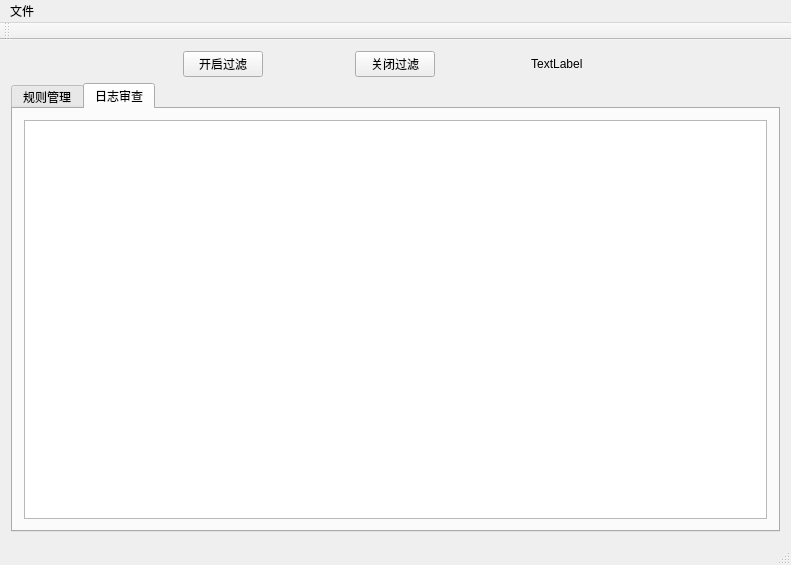
Above: user/MQTT_Filter/mainwindow.ui from aimuller/mqtt_filter before the change. Below: the same form after it.
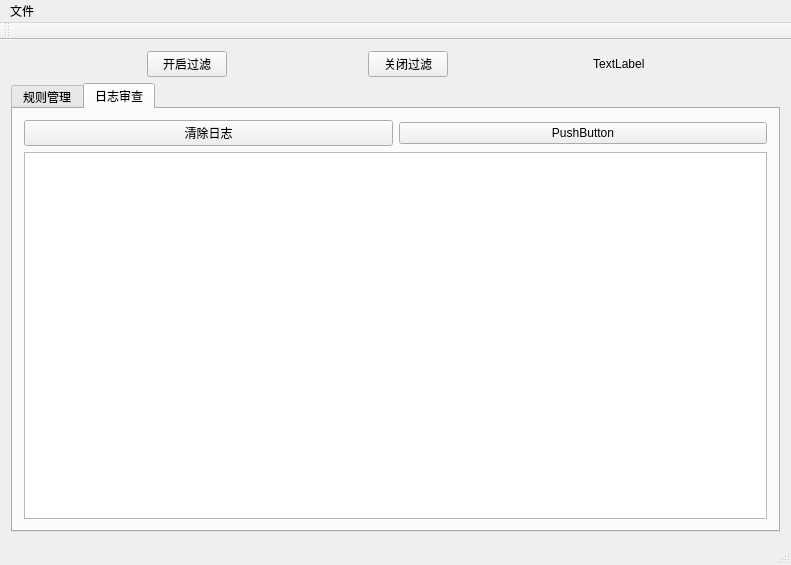
That is the form after the change.

Commit message: 添加了部分日志功能

Diff of the .ui file:
```diff
--- a/user/MQTT_Filter/mainwindow.ui
+++ b/user/MQTT_Filter/mainwindow.ui
@@ -17,27 +17,79 @@
    <layout class="QVBoxLayout" name="verticalLayout_3">
     <item>
      <layout class="QHBoxLayout" name="horizontalLayout">
-      <item alignment="Qt::AlignRight">
+      <item>
+       <spacer name="horizontalSpacer">
+        <property name="orientation">
+         <enum>Qt::Horizontal</enum>
+        </property>
+        <property name="sizeHint" stdset="0">
+         <size>
+          <width>40</width>
+          <height>20</height>
+         </size>
+        </property>
+       </spacer>
+      </item>
+      <item>
        <widget class="QPushButton" name="pushButton_mf_open">
         <property name="text">
          <string>开启过滤</string>
         </property>
        </widget>
       </item>
-      <item alignment="Qt::AlignHCenter">
+      <item>
+       <spacer name="horizontalSpacer_2">
+        <property name="orientation">
+         <enum>Qt::Horizontal</enum>
+        </property>
+        <property name="sizeHint" stdset="0">
+         <size>
+          <width>40</width>
+          <height>20</height>
+         </size>
+        </property>
+       </spacer>
+      </item>
+      <item>
        <widget class="QPushButton" name="pushButton_mf_close">
         <property name="text">
          <string>关闭过滤</string>
         </property>
        </widget>
       </item>
-      <item alignment="Qt::AlignLeft">
+      <item>
+       <spacer name="horizontalSpacer_3">
+        <property name="orientation">
+         <enum>Qt::Horizontal</enum>
+        </property>
+        <property name="sizeHint" stdset="0">
+         <size>
+          <width>40</width>
+          <height>20</height>
+         </size>
+        </property>
+       </spacer>
+      </item>
+      <item>
        <widget class="QLabel" name="label_mf_state">
         <property name="text">
          <string> TextLabel</string>
         </property>
        </widget>
       </item>
+      <item>
+       <spacer name="horizontalSpacer_4">
+        <property name="orientation">
+         <enum>Qt::Horizontal</enum>
+        </property>
+        <property name="sizeHint" stdset="0">
+         <size>
+          <width>40</width>
+          <height>20</height>
+         </size>
+        </property>
+       </spacer>
+      </item>
      </layout>
     </item>
     <item>
@@ -130,12 +182,26 @@
          </attribute>
          <layout class="QGridLayout" name="gridLayout_5">
           <item row="0" column="0">
-           <layout class="QGridLayout" name="gridLayout_4">
-            <item row="0" column="0">
-             <widget class="QTextBrowser" name="textBrowser"/>
+           <layout class="QHBoxLayout" name="horizontalLayout_6">
+            <item>
+             <widget class="QPushButton" name="pushButton">
+              <property name="text">
+               <string>清除日志</string>
+              </property>
+             </widget>
+            </item>
+            <item>
+             <widget class="QPushButton" name="pushButton_2">
+              <property name="text">
+               <string>PushButton</string>
+              </property>
+             </widget>
             </item>
            </layout>
           </item>
+          <item row="1" column="0">
+           <widget class="QTextBrowser" name="textBrowser"/>
+          </item>
          </layout>
         </widget>
        </widget>
```
Left out of the diff: 2 changed lines with no effect on the pictures. The commit also changes 21 other files.
